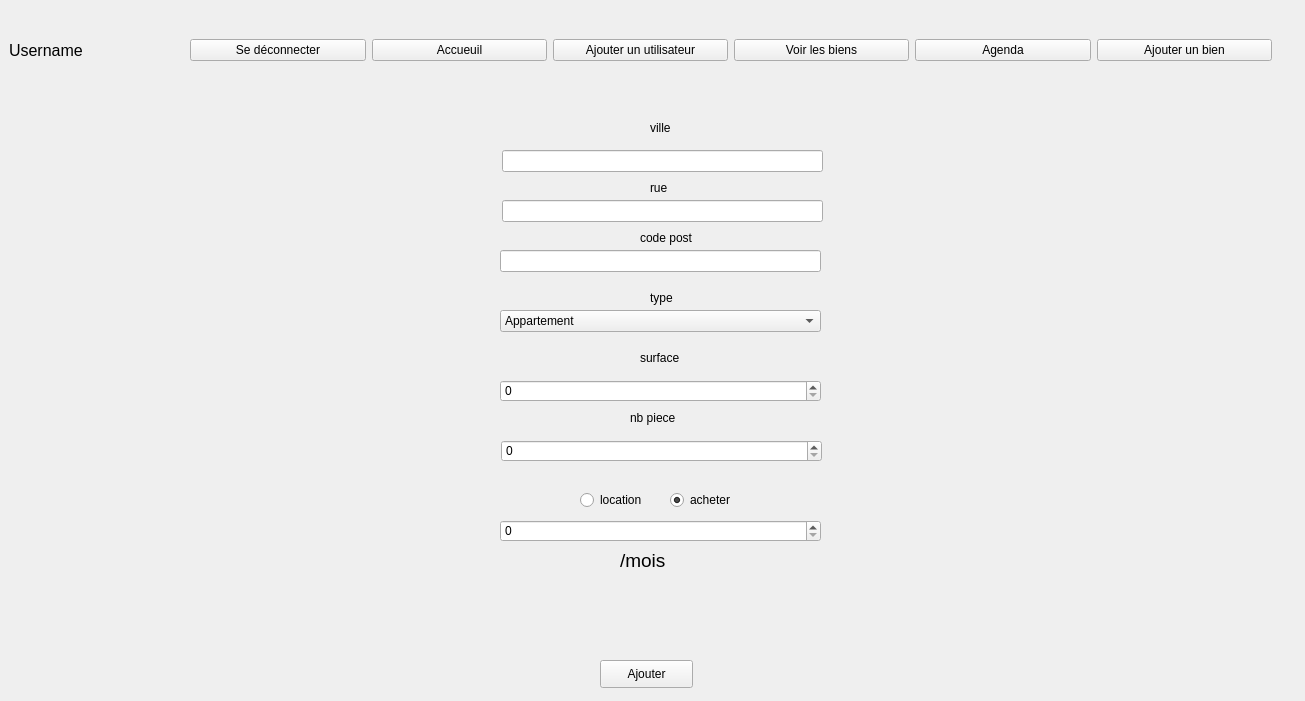
First picture: the form in core/GUI/interface.ui, repository LixNew2/Grimmo, before the edit.
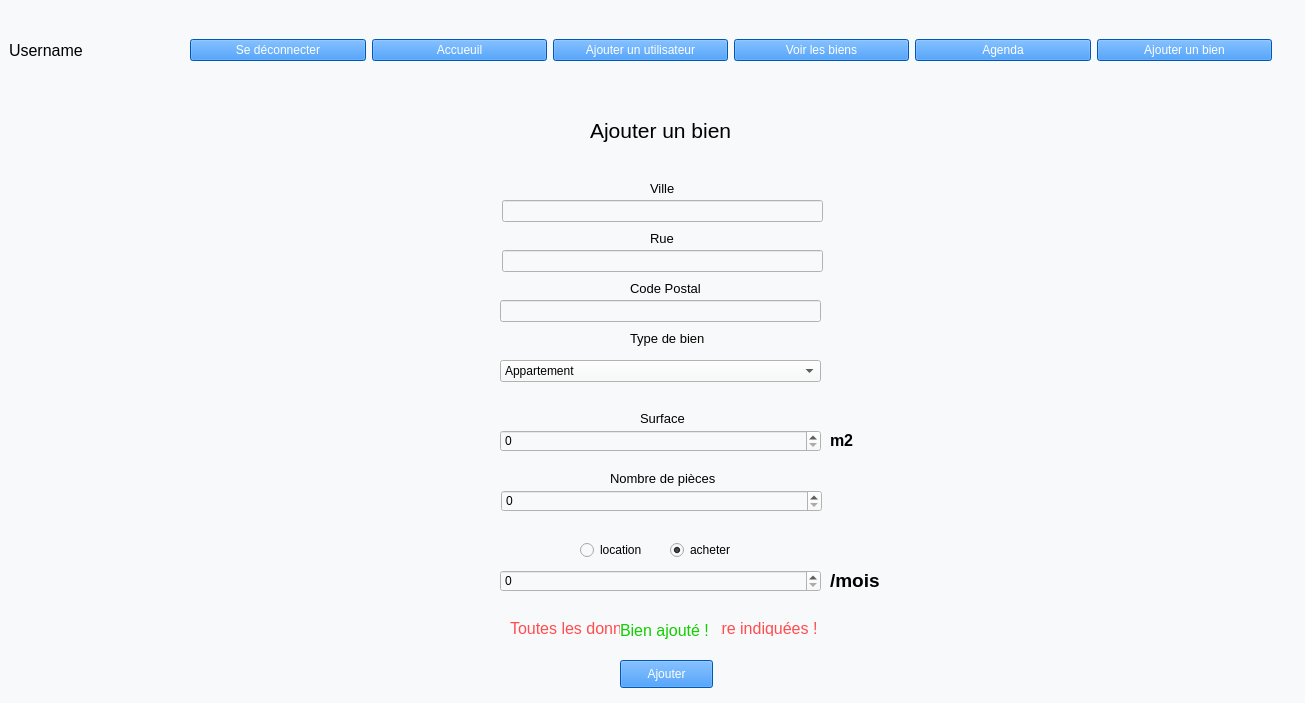
Second picture: the form after the edit. The open tabs and pages were chosen to show the change.

Diff of the .ui file:
```diff
--- a/core/GUI/interface.ui
+++ b/core/GUI/interface.ui
@@ -7,12 +7,15 @@
     <x>0</x>
     <y>0</y>
     <width>1305</width>
-    <height>701</height>
+    <height>703</height>
    </rect>
   </property>
   <property name="windowTitle">
    <string>Grimmo</string>
   </property>
+  <property name="styleSheet">
+   <string notr="true">background-color: rgb(248, 249, 250);</string>
+  </property>
   <widget class="QWidget" name="centralwidget">
    <widget class="QStackedWidget" name="pages">
     <property name="geometry">
@@ -300,33 +303,43 @@
       <property name="geometry">
        <rect>
         <x>630</x>
-        <y>180</y>
-        <width>55</width>
-        <height>16</height>
-       </rect>
-      </property>
-      <property name="text">
-       <string>rue</string>
-      </property>
-     </widget>
-     <widget class="QLabel" name="label_5">
-      <property name="geometry">
-       <rect>
-        <x>620</x>
         <y>230</y>
         <width>55</width>
         <height>16</height>
        </rect>
       </property>
+      <property name="font">
+       <font>
+        <pointsize>10</pointsize>
+       </font>
+      </property>
       <property name="text">
-       <string>code post</string>
+       <string>Rue</string>
+      </property>
+     </widget>
+     <widget class="QLabel" name="label_5">
+      <property name="geometry">
+       <rect>
+        <x>610</x>
+        <y>280</y>
+        <width>91</width>
+        <height>16</height>
+       </rect>
+      </property>
+      <property name="font">
+       <font>
+        <pointsize>10</pointsize>
+       </font>
+      </property>
+      <property name="text">
+       <string>Code Postal</string>
       </property>
      </widget>
      <widget class="QLineEdit" name="add_ville_add_bien">
       <property name="geometry">
        <rect>
         <x>482</x>
-        <y>150</y>
+        <y>200</y>
         <width>321</width>
         <height>22</height>
        </rect>
@@ -336,79 +349,99 @@
       <property name="geometry">
        <rect>
         <x>482</x>
-        <y>200</y>
-        <width>321</width>
-        <height>22</height>
-       </rect>
-      </property>
-     </widget>
-     <widget class="QLineEdit" name="add_postal_add_bien">
-      <property name="geometry">
-       <rect>
-        <x>480</x>
         <y>250</y>
         <width>321</width>
         <height>22</height>
        </rect>
       </property>
      </widget>
+     <widget class="QLineEdit" name="add_postal_add_bien">
+      <property name="geometry">
+       <rect>
+        <x>480</x>
+        <y>300</y>
+        <width>321</width>
+        <height>22</height>
+       </rect>
+      </property>
+     </widget>
      <widget class="QLabel" name="label_6">
       <property name="geometry">
        <rect>
-        <x>630</x>
-        <y>290</y>
-        <width>55</width>
+        <x>610</x>
+        <y>330</y>
+        <width>81</width>
         <height>16</height>
        </rect>
       </property>
+      <property name="font">
+       <font>
+        <pointsize>10</pointsize>
+       </font>
+      </property>
       <property name="text">
-       <string>type</string>
+       <string>Type de bien</string>
       </property>
      </widget>
      <widget class="QLabel" name="label_7">
       <property name="geometry">
        <rect>
         <x>620</x>
-        <y>350</y>
+        <y>410</y>
         <width>55</width>
         <height>16</height>
        </rect>
       </property>
+      <property name="font">
+       <font>
+        <pointsize>10</pointsize>
+       </font>
+      </property>
       <property name="text">
-       <string>surface</string>
+       <string>Surface</string>
       </property>
      </widget>
      <widget class="QLabel" name="label_8">
       <property name="geometry">
        <rect>
-        <x>610</x>
-        <y>410</y>
-        <width>55</width>
+        <x>590</x>
+        <y>470</y>
+        <width>111</width>
         <height>16</height>
        </rect>
       </property>
+      <property name="font">
+       <font>
+        <pointsize>10</pointsize>
+       </font>
+      </property>
       <property name="text">
-       <string>nb piece</string>
+       <string>Nombre de pièces</string>
       </property>
      </widget>
      <widget class="QLabel" name="label_9">
       <property name="geometry">
        <rect>
         <x>630</x>
-        <y>120</y>
+        <y>180</y>
         <width>55</width>
         <height>16</height>
        </rect>
       </property>
+      <property name="font">
+       <font>
+        <pointsize>10</pointsize>
+       </font>
+      </property>
       <property name="text">
-       <string>ville</string>
+       <string>Ville</string>
       </property>
      </widget>
      <widget class="QRadioButton" name="location_add_bien">
       <property name="geometry">
        <rect>
         <x>560</x>
-        <y>490</y>
+        <y>540</y>
         <width>95</width>
         <height>20</height>
        </rect>
@@ -421,7 +454,7 @@
       <property name="geometry">
        <rect>
         <x>650</x>
-        <y>490</y>
+        <y>540</y>
         <width>95</width>
         <height>20</height>
        </rect>
@@ -437,7 +470,7 @@
       <property name="geometry">
        <rect>
         <x>480</x>
-        <y>310</y>
+        <y>360</y>
         <width>321</width>
         <height>22</height>
        </rect>
@@ -465,7 +498,7 @@
       <property name="geometry">
        <rect>
         <x>481</x>
-        <y>440</y>
+        <y>490</y>
         <width>321</width>
         <height>22</height>
        </rect>
@@ -477,12 +510,16 @@
      <widget class="QPushButton" name="btn_add_bien">
       <property name="geometry">
        <rect>
-        <x>580</x>
+        <x>600</x>
         <y>660</y>
         <width>93</width>
         <height>28</height>
        </rect>
       </property>
+      <property name="styleSheet">
+       <string notr="true">background-color:rgb(0, 123, 255);
+color: rgb(255, 255, 255);</string>
+      </property>
       <property name="text">
        <string>Ajouter</string>
       </property>
@@ -490,15 +527,17 @@
      <widget class="QLabel" name="mois_label">
       <property name="geometry">
        <rect>
-        <x>600</x>
-        <y>550</y>
-        <width>51</width>
+        <x>810</x>
+        <y>570</y>
+        <width>71</width>
         <height>21</height>
        </rect>
       </property>
       <property name="font">
        <font>
         <pointsize>14</pointsize>
+        <weight>75</weight>
+        <bold>true</bold>
        </font>
       </property>
       <property name="text">
@@ -509,7 +548,7 @@
       <property name="geometry">
        <rect>
         <x>480</x>
-        <y>380</y>
+        <y>430</y>
         <width>321</width>
         <height>22</height>
        </rect>
@@ -522,7 +561,7 @@
       <property name="geometry">
        <rect>
         <x>480</x>
-        <y>520</y>
+        <y>570</y>
         <width>321</width>
         <height>22</height>
        </rect>
@@ -531,6 +570,88 @@
        <number>999999999</number>
       </property>
      </widget>
+     <widget class="QLabel" name="label_14">
+      <property name="geometry">
+       <rect>
+        <x>810</x>
+        <y>432</y>
+        <width>55</width>
+        <height>16</height>
+       </rect>
+      </property>
+      <property name="font">
+       <font>
+        <pointsize>12</pointsize>
+        <weight>75</weight>
+        <bold>true</bold>
+       </font>
+      </property>
+      <property name="text">
+       <string>m2</string>
+      </property>
+     </widget>
+     <widget class="QLabel" name="label_17">
+      <property name="geometry">
+       <rect>
+        <x>570</x>
+        <y>110</y>
+        <width>151</width>
+        <height>41</height>
+       </rect>
+      </property>
+      <property name="font">
+       <font>
+        <pointsize>16</pointsize>
+        <weight>50</weight>
+        <bold>false</bold>
+       </font>
+      </property>
+      <property name="text">
+       <string>Ajouter un bien</string>
+      </property>
+     </widget>
+     <widget class="QLabel" name="error_add_goods">
+      <property name="geometry">
+       <rect>
+        <x>490</x>
+        <y>620</y>
+        <width>321</width>
+        <height>16</height>
+       </rect>
+      </property>
+      <property name="font">
+       <font>
+        <pointsize>12</pointsize>
+       </font>
+      </property>
+      <property name="styleSheet">
+       <string notr="true">color: rgb(255, 77, 79);</string>
+      </property>
+      <property name="text">
+       <string>Toutes les données doivent être indiquées !</string>
+      </property>
+     </widget>
+     <widget class="QLabel" name="succes_add_good">
+      <property name="geometry">
+       <rect>
+        <x>600</x>
+        <y>620</y>
+        <width>101</width>
+        <height>20</height>
+       </rect>
+      </property>
+      <property name="font">
+       <font>
+        <pointsize>12</pointsize>
+       </font>
+      </property>
+      <property name="styleSheet">
+       <string notr="true">color: rgb(16, 207, 0);</string>
+      </property>
+      <property name="text">
+       <string>Bien ajouté !</string>
+      </property>
+     </widget>
     </widget>
     <widget class="QWidget" name="agenda_2">
      <widget class="QWidget" name="horizontalLayoutWidget_6">
@@ -978,6 +1099,10 @@
      </item>
      <item>
       <widget class="QPushButton" name="disconnect">
+       <property name="styleSheet">
+        <string notr="true">background-color:rgb(0, 123, 255);
+color: rgb(255, 255, 255);</string>
+       </property>
        <property name="text">
         <string>Se déconnecter</string>
        </property>
@@ -985,6 +1110,10 @@
      </item>
      <item>
       <widget class="QPushButton" name="home_home">
+       <property name="styleSheet">
+        <string notr="true">background-color:rgb(0, 123, 255);
+color: rgb(255, 255, 255);</string>
+       </property>
        <property name="text">
         <string>Accueuil</string>
        </property>
@@ -992,6 +1121,10 @@
      </item>
      <item>
       <widget class="QPushButton" name="add_user_home">
+       <property name="styleSheet">
+        <string notr="true">background-color:rgb(0, 123, 255);
+color: rgb(255, 255, 255);</string>
+       </property>
        <property name="text">
         <string>Ajouter un utilisateur</string>
        </property>
@@ -999,6 +1132,10 @@
      </item>
      <item>
       <widget class="QPushButton" name="view_home">
+       <property name="styleSheet">
+        <string notr="true">background-color:rgb(0, 123, 255);
+color: rgb(255, 255, 255);</string>
+       </property>
        <property name="text">
         <string>Voir les biens</string>
        </property>
@@ -1006,6 +1143,10 @@
      </item>
      <item>
       <widget class="QPushButton" name="agenda">
+       <property name="styleSheet">
+        <string notr="true">background-color:rgb(0, 123, 255);
+color: rgb(255, 255, 255);</string>
+       </property>
        <property name="text">
         <string>Agenda</string>
        </property>
@@ -1013,6 +1154,10 @@
      </item>
      <item>
       <widget class="QPushButton" name="add_good">
+       <property name="styleSheet">
+        <string notr="true">background-color:rgb(0, 123, 255);
+color: rgb(255, 255, 255);</string>
+       </property>
        <property name="text">
         <string>Ajouter un bien</string>
        </property>
```
Left out of the diff: 615 changed lines with no effect on the pictures.
